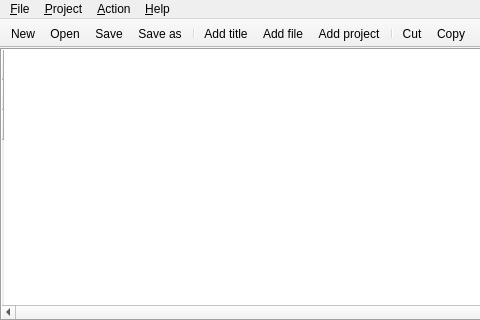
boenki/ffdiaporama, file mainwindow.ui: the form before one commit; both pictures show x 0 to 480 and y 0 to 320 of the 1063 by 616 pixel window.
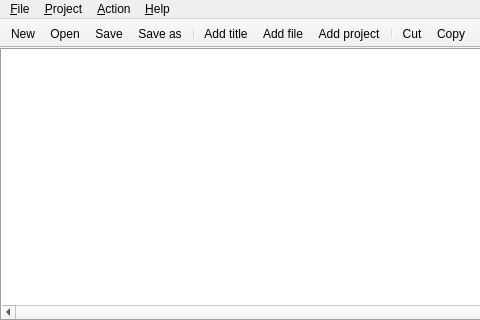
The form after the commit. Icons and pictures are not drawn. Custom widgets are drawn as their Qt base class.

What changed in the file:
```diff
--- a/mainwindow.ui
+++ b/mainwindow.ui
@@ -132,7 +132,7 @@
          <bool>false</bool>
         </attribute>
         <attribute name="verticalHeaderVisible">
-         <bool>true</bool>
+         <bool>false</bool>
         </attribute>
         <attribute name="verticalHeaderHighlightSections">
          <bool>false</bool>
```
Left out of the diff: 45 changed lines with no effect on the pictures.
